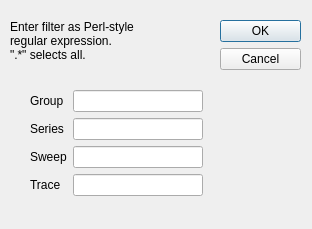
Qt form QtPMbrowser/DlgTreeFilter.ui (ChrisHal/PMbrowser) before a commit.
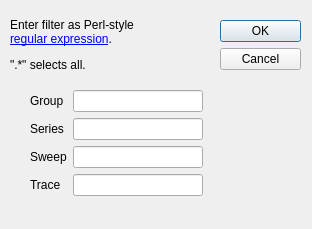
The same form after that commit.

What changed in the file:
```diff
--- a/QtPMbrowser/DlgTreeFilter.ui
+++ b/QtPMbrowser/DlgTreeFilter.ui
@@ -35,13 +35,20 @@
      <x>10</x>
      <y>10</y>
      <width>211</width>
-     <height>61</height>
+     <height>71</height>
     </rect>
    </property>
    <property name="text">
-    <string>Enter filter as Perl-style
-regular expression.
-&quot;.*&quot; selects all.</string>
+    <string>&lt;html&gt;&lt;head/&gt;&lt;body&gt;&lt;p&gt;Enter filter as Perl-style&lt;br/&gt;&lt;a href=&quot;https://perldoc.perl.org/perlre&quot;&gt;&lt;span style=&quot; text-decoration: underline; color:#0000ff;&quot;&gt;regular expression&lt;/span&gt;&lt;/a&gt;.&lt;/p&gt;&lt;p&gt;&amp;quot;.*&amp;quot; selects all.&lt;/p&gt;&lt;/body&gt;&lt;/html&gt;</string>
+   </property>
+   <property name="scaledContents">
+    <bool>false</bool>
+   </property>
+   <property name="alignment">
+    <set>Qt::AlignLeading|Qt::AlignLeft|Qt::AlignVCenter</set>
+   </property>
+   <property name="openExternalLinks">
+    <bool>true</bool>
    </property>
   </widget>
   <widget class="QWidget" name="layoutWidget">
```
